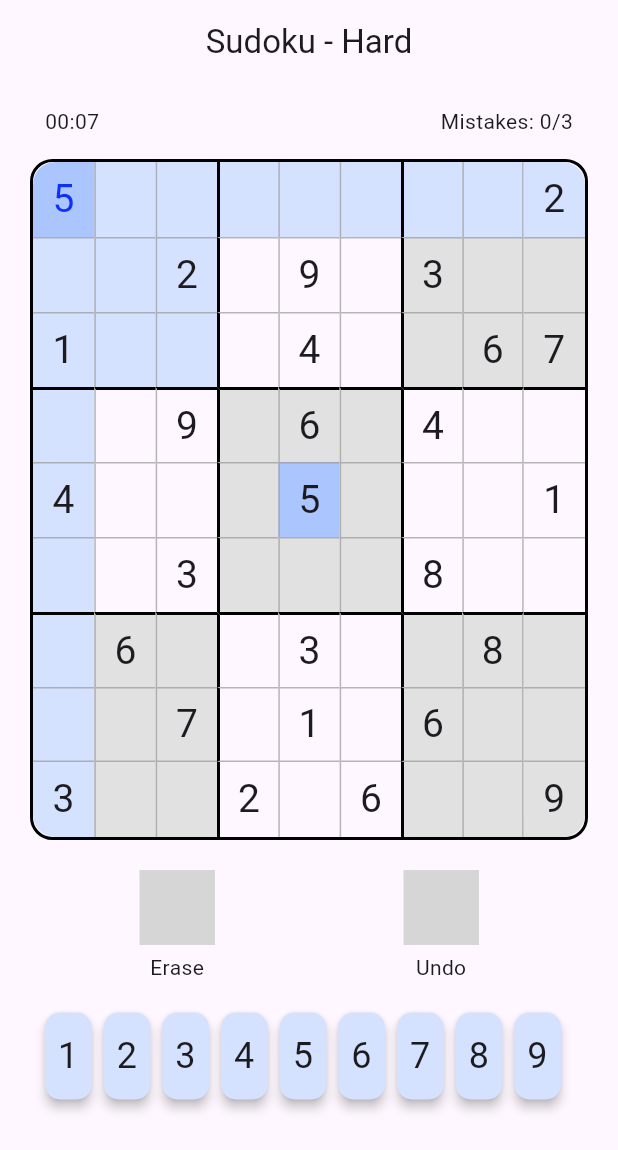
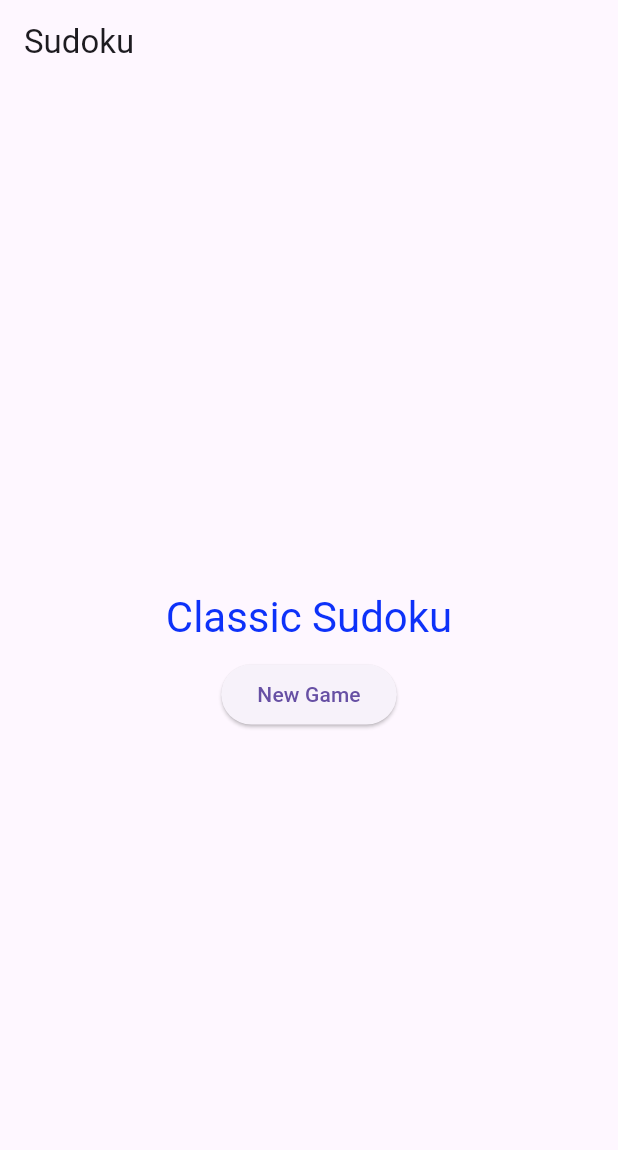
Before and after one commit to AkashM006/flutter-sudoku, a Flutter app: the screen it shows after launch, on a phone screen of 412 x 824 dp. Shown: the top 1150 px of the screen. Run offline on Flutter 3.47's test engine with Material 2 defaults, Android fonts, the phone set to English and light mode, and no system bars; drawn by our look-alikes of rive; our stand-ins replace flutter_riverpod; grey boxes are pictures that could not be loaded.

Commit message:
Need to implement home screen along with creating new sudoku and change state based on that

```diff
--- a/lib/main.dart
+++ b/lib/main.dart
@@ -1,6 +1,6 @@
 import 'package:flutter/material.dart';
 import 'package:flutter_riverpod/flutter_riverpod.dart';
-import 'package:sudoku/screens/sudoku.dart';
+import 'package:sudoku/screens/home.dart';
 
 void main() {
   runApp(
@@ -19,7 +19,8 @@ class MyApp extends StatelessWidget {
       theme: ThemeData(
         useMaterial3: true,
       ),
-      home: const SudokuScreen(),
+      // home: const SudokuScreen(),
+      home: const HomeScreen(),
     );
   }
 }
--- /dev/null
+++ b/lib/screens/home.dart
@@ -0,0 +1,37 @@
+import 'package:flutter/material.dart';
+import 'package:sudoku/utils/sudoku_utils.dart';
+
+class HomeScreen extends StatelessWidget {
+  const HomeScreen({super.key});
+
+  void _newGameHandler() {}
+
+  @override
+  Widget build(BuildContext context) {
+    return Scaffold(
+      appBar: AppBar(
+        title: const Text("Sudoku"),
+      ),
+      body: Center(
+        child: Column(
+          mainAxisAlignment: MainAxisAlignment.center,
+          children: [
+            Text(
+              "Classic Sudoku",
+              style: Theme.of(context).textTheme.headlineMedium!.copyWith(
+                    color: selectedTextColor,
+                  ),
+            ),
+            const SizedBox(
+              height: 10,
+            ),
+            ElevatedButton(
+              onPressed: _newGameHandler,
+              child: const Text('New Game'),
+            ),
+          ],
+        ),
+      ),
+    );
+  }
+}
--- a/pubspec.yaml
+++ b/pubspec.yaml
@@ -36,6 +36,7 @@ dependencies:
   cupertino_icons: ^1.0.2
   flutter_riverpod: ^2.4.4
   rive: ^0.12.1
+  sudoku_solver_generator: ^2.1.0+1
 
 dev_dependencies:
   flutter_test:
```
Also changed, not shown: pubspec.lock, 1 other file.
